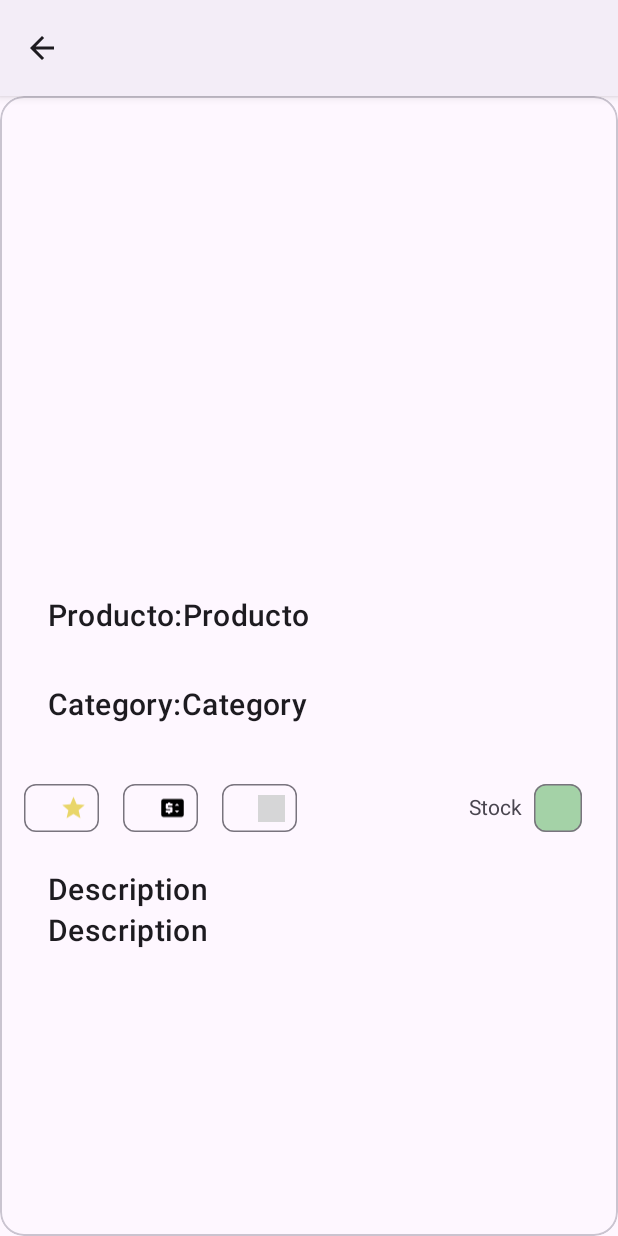
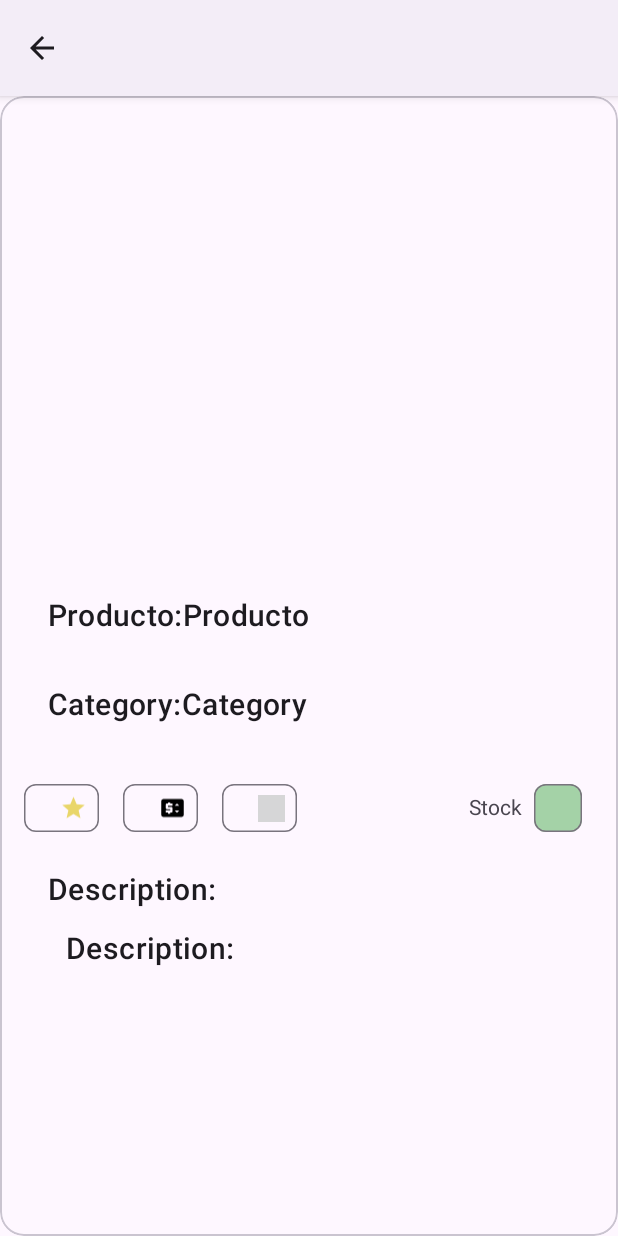
Before and after one commit to raulfl1982ndrd/APPPRODUCTS, an Android app: the DetailActivity screen opened directly, with no data from a screen before it, on a phone screen of 412 x 824 dp. Run offline under Robolectric (Android 15) with nearby library versions, the phone set to English and light mode, and no system bars; our stand-ins replace Picasso; network calls fail; pictures from the network do not load; 11 statements that could not run were skipped.

Commit message:
Se solucionan pequeños errores, Se añade scroll al detalle, se añaden : a la descripcion y se pone un margen para la descripcion

```diff
--- a/app/src/main/res/layout/activity_detail.xml
+++ b/app/src/main/res/layout/activity_detail.xml
@@ -9,7 +9,9 @@
     android:layout_margin="8dp"
     android:clickable="true"
     android:focusable="true">
-
+<ScrollView
+    android:layout_width="match_parent"
+    android:layout_height="match_parent">
     <LinearLayout
         android:layout_width="match_parent"
         android:layout_height="wrap_content"
@@ -130,11 +132,12 @@
                     android:id="@+id/descriptionTextView"
                     android:layout_width="match_parent"
                     android:layout_height="wrap_content"
+                    android:layout_margin="12dp"
                     android:textAppearance="?attr/textAppearanceHeadline6"
                     android:text="@string/description"/>
             </LinearLayout>
         </LinearLayout>
 
     </LinearLayout>
-
+</ScrollView>
 </com.google.android.material.card.MaterialCardView>
--- a/app/src/main/res/values/strings.xml
+++ b/app/src/main/res/values/strings.xml
@@ -8,5 +8,5 @@
     <string name="empty_list_advice">Press the magnifying glass to search for a product</string>
     <string name="empty_categoriy_list_advice">Press the magnifying glass to search for a category</string>
     <string name="stock">Stock</string>
-    <string name="description">Description</string>
+    <string name="description">Description:</string>
 </resources>
```
